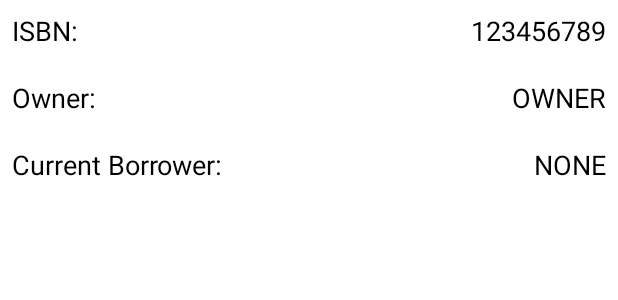
After one commit to CMPUT301F20T13/TreatYourShelf, an Android app: the layout fragment_book_details_dtab.xml on its own in the app's theme, with its tools: preview values and no code run, on a phone screen of 412 x 824 dp. The commit adds this screen. Shown: the top 300 px of the screen. Run offline under Robolectric (Android 15) with nearby library versions, the phone set to English and light mode, and no system bars.

Commit message:
Resolved Book Details conflicts

```diff
--- a/TreatYourShelf/app/build.gradle
+++ b/TreatYourShelf/app/build.gradle
@@ -33,6 +33,7 @@ android {
 
 dependencies {
 
+    implementation 'androidx.legacy:legacy-support-v4:1.0.0'
     def nav_version = "2.3.0"
     implementation fileTree(dir: "libs", include: ["*.jar"])
     implementation 'androidx.appcompat:appcompat:1.2.0'
--- /dev/null
+++ b/TreatYourShelf/app/src/main/res/layout/fragment_book_details_dtab.xml
@@ -0,0 +1,94 @@
+<?xml version="1.0" encoding="utf-8"?>
+<LinearLayout xmlns:android="http://schemas.android.com/apk/res/android"
+    xmlns:tools="http://schemas.android.com/tools"
+    android:layout_width="match_parent"
+    android:layout_height="match_parent"
+    tools:context=".ui.BookDetails.BookDetailsDtab"
+    android:orientation="vertical">
+
+    <TableLayout
+        android:id="@+id/book_details_table"
+        android:layout_width="match_parent"
+        android:layout_height="wrap_content"
+        android:layout_margin="8dp"
+
+        android:stretchColumns="*">
+
+        <TableRow
+            android:layout_width="match_parent"
+            android:layout_height="match_parent"
+            android:layout_marginBottom="20dp"
+            android:gravity="center">
+
+            <TextView
+                android:id="@+id/isbn_header"
+                android:layout_width="match_parent"
+                android:layout_height="match_parent"
+                android:gravity="start"
+                android:text="@string/isbn"
+                android:textColor="#000000"
+                android:textSize="18sp" />
+
+            <TextView
+                android:id="@+id/book_isbn"
+                android:layout_width="match_parent"
+                android:layout_height="wrap_content"
+
+                android:gravity="end"
+                android:text="123456789"
+                android:textColor="#000000"
+                android:textSize="18sp" />
+        </TableRow>
+
+        <TableRow
+            android:layout_width="match_parent"
+            android:layout_height="match_parent"
+            android:layout_marginBottom="20dp">
+
+            <TextView
+                android:id="@+id/owner_header"
+                android:layout_width="wrap_content"
+                android:layout_height="wrap_content"
+                android:gravity="start"
+                android:text="@string/owner"
+                android:textColor="#000000"
+                android:textSize="18sp" />
+
+            <TextView
+                android:id="@+id/book_owner"
+                android:layout_width="wrap_content"
+                android:layout_height="wrap_content"
+                android:gravity="end"
+                android:text="OWNER"
+                android:textColor="#000000"
+                android:textSize="18sp" />
+        </TableRow>
+
+        <TableRow
+            android:layout_width="match_parent"
+            android:layout_height="match_parent">
+
+            <TextView
+                android:id="@+id/borrower_header"
+                android:layout_width="wrap_content"
+                android:layout_height="wrap_content"
+                android:gravity="start"
+                android:text="@string/current_borrower"
+                android:textColor="#000000"
+                android:textSize="18sp" />
+
+            <TextView
+                android:id="@+id/book_borrower"
+                android:layout_width="wrap_content"
+                android:layout_height="wrap_content"
+                android:gravity="end"
+                android:text="NONE"
+                android:textColor="#000000"
+                android:textSize="18sp" />
+        </TableRow>
+
+
+    </TableLayout>
+
+
+</LinearLayout>
--- a/TreatYourShelf/app/src/main/res/values/strings.xml
+++ b/TreatYourShelf/app/src/main/res/values/strings.xml
@@ -2,4 +2,12 @@
     <string name="app_name">TreatYourShelf</string>
     <string name="email_header">Email:</string>
     <string name="phone_header">Phone Number:</string>
+    <!-- TODO: Remove or change this placeholder text -->
+    <string name="hello_blank_fragment">Hello blank fragment</string>
+    <string name="summary">Summary</string>
+    <string name="details">Details</string>
+    <string name="isbn">ISBN:</string>
+    <string name="owner">Owner:</string>
+    <string name="current_borrower">Current Borrower:</string>
+    <string name="image">Image</string>
 </resources>
```
Also changed, not shown: TreatYourShelf/app/src/main/java/com/cmput301f20t13/treatyourshelf/ui/BookDetails/BookDetailsDtab.java (added, +44 -0 lines), TreatYourShelf/app/src/main/java/com/cmput301f20t13/treatyourshelf/ui/BookDetails/BookDetailsFragment.java (added, +71 -0 lines), TreatYourShelf/app/src/main/java/com/cmput301f20t13/treatyourshelf/ui/BookDetails/BookDetailsStab.java (added, +34 -0 lines), TreatYourShelf/app/src/main/java/com/cmput301f20t13/treatyourshelf/ui/BookDetails/BookDetailsViewModel.java (added, +29 -0 lines), TreatYourShelf/app/src/main/java/com/cmput301f20t13/treatyourshelf/ui/BookDetails/BookViewPagerAdapter.java (added, +45 -0 lines), TreatYourShelf/app/src/main/java/com/cmput301f20t13/treatyourshelf/ui/book_details/BookDetailsFragment.java (deleted, +0 -22 lines), TreatYourShelf/app/src/main/res/layout/fragment_book_details.xml (+96 -11 lines), TreatYourShelf/app/src/main/res/layout/fragment_book_details_stab.xml (added, +15 -0 lines), TreatYourShelf/app/src/main/res/navigation/navigation_graph.xml (+6 -2 lines), TreatYourShelf/app/src/main/res/values/styles.xml (+9 -0 lines), 1 other file.
